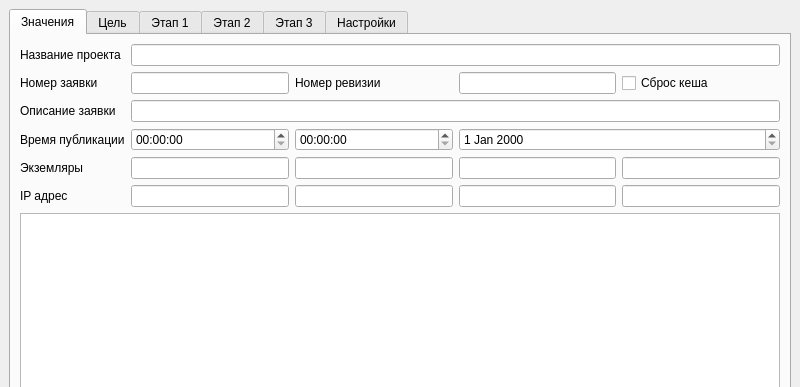
Above: ui/untitled.ui from apdashi/generator before the change; both pictures show x 0 to 800 and y 0 to 387 of the 800 by 600 pixel window. Below: the same form after it.
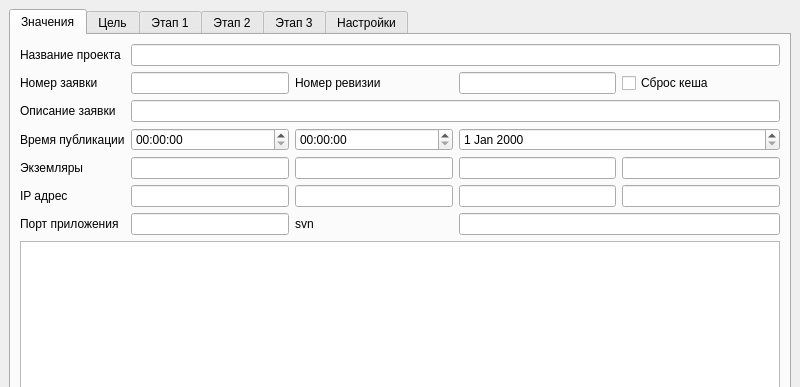
That is the form after the change.

What changed in the file:
```diff
--- a/ui/untitled.ui
+++ b/ui/untitled.ui
@@ -118,25 +118,54 @@
           <item row="1" column="3">
            <widget class="QLineEdit" name="numberRev"/>
           </item>
-          <item row="7" column="0" colspan="5">
+          <item row="8" column="0" colspan="5">
            <widget class="QDialogButtonBox" name="buttonBox">
             <property name="standardButtons">
              <set>QDialogButtonBox::Close|QDialogButtonBox::Ok|QDialogButtonBox::Open|QDialogButtonBox::Save</set>
             </property>
            </widget>
           </item>
+          <item row="7" column="0" colspan="5">
+           <widget class="QTableView" name="tableView"/>
+          </item>
           <item row="1" column="4">
            <widget class="QCheckBox" name="cache">
+            <property name="enabled">
+             <bool>true</bool>
+            </property>
+            <property name="acceptDrops">
+             <bool>false</bool>
+            </property>
             <property name="text">
              <string>Сброс кеша</string>
             </property>
+            <property name="checked">
+             <bool>false</bool>
+            </property>
            </widget>
           </item>
           <item row="5" column="3">
            <widget class="QLineEdit" name="ipAddress3"/>
           </item>
-          <item row="6" column="0" colspan="5">
-           <widget class="QTableView" name="tableView"/>
+          <item row="6" column="0">
+           <widget class="QLabel" name="label_10">
+            <property name="text">
+             <string>Порт приложения</string>
+            </property>
+           </widget>
+          </item>
+          <item row="6" column="1">
+           <widget class="QLineEdit" name="portApp"/>
+          </item>
+          <item row="6" column="2">
+           <widget class="QLabel" name="label_11">
+            <property name="text">
+             <string>svn</string>
+            </property>
+           </widget>
+          </item>
+          <item row="6" column="3" colspan="2">
+           <widget class="QLineEdit" name="svn"/>
           </item>
          </layout>
         </item>
```
